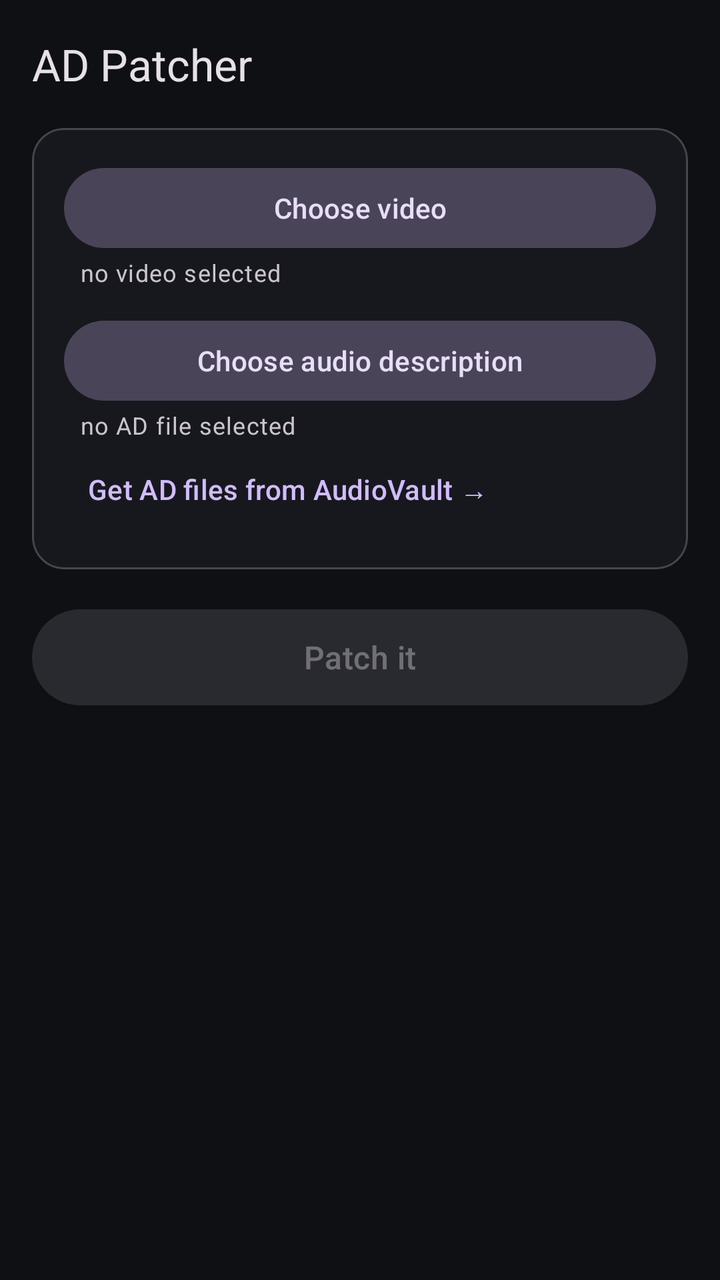
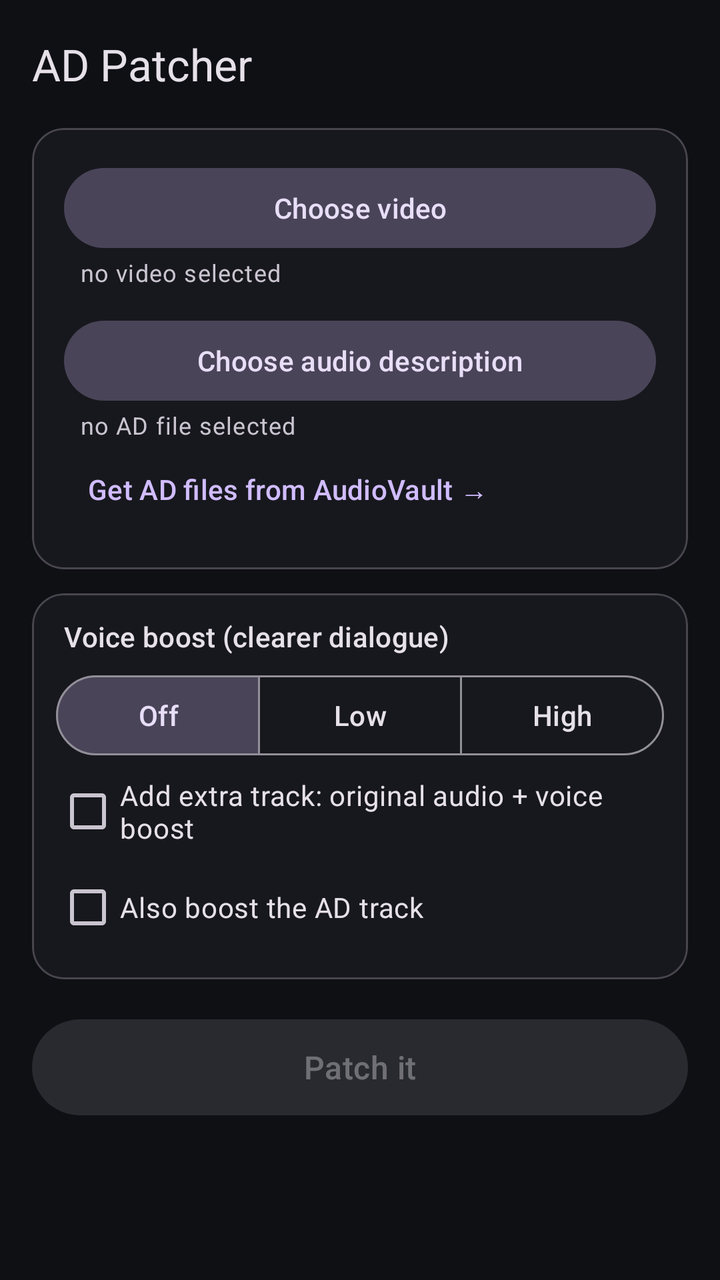

An Android layout rendered at two revisions. The XML below is the earlier revision; the diff shows what the commit changed to produce the second picture.
<!-- AndroidManifest.xml: application theme Theme.ADPatcher -->
<!-- res/layout/activity_main.xml -->
<?xml version="1.0" encoding="utf-8"?>
<LinearLayout xmlns:android="http://schemas.android.com/apk/res/android"
    xmlns:app="http://schemas.android.com/apk/res-auto"
    android:layout_width="match_parent"
    android:layout_height="match_parent"
    android:orientation="vertical"
    android:background="?android:attr/colorBackground">

    <com.google.android.material.appbar.MaterialToolbar
        android:id="@+id/toolbar"
        android:layout_width="match_parent"
        android:layout_height="wrap_content"
        android:background="?android:attr/colorBackground"
        app:title="AD Patcher"
        app:titleTextAppearance="?attr/textAppearanceTitleLarge" />

    <LinearLayout
        android:layout_width="match_parent"
        android:layout_height="match_parent"
        android:orientation="vertical"
        android:paddingStart="16dp"
        android:paddingEnd="16dp"
        android:paddingBottom="16dp">

        <com.google.android.material.card.MaterialCardView
            android:layout_width="match_parent"
            android:layout_height="wrap_content"
            app:cardBackgroundColor="?attr/colorSurface"
            app:cardCornerRadius="16dp"
            app:cardElevation="0dp">

            <LinearLayout
                android:layout_width="match_parent"
                android:layout_height="wrap_content"
                android:orientation="vertical"
                android:padding="16dp">

                <Button
                    android:id="@+id/pickVideo"
                    style="@style/Widget.Material3.Button.TonalButton"
                    android:layout_width="match_parent"
                    android:layout_height="wrap_content"
                    android:contentDescription="Choose the video file"
                    android:text="Choose video" />

                <TextView
                    android:id="@+id/videoName"
                    android:layout_width="match_parent"
                    android:layout_height="wrap_content"
                    android:paddingStart="8dp"
                    android:paddingBottom="12dp"
                    android:textAppearance="?attr/textAppearanceBodySmall"
                    android:textColor="?attr/colorOnSurfaceVariant"
                    android:text="no video selected" />

                <Button
                    android:id="@+id/pickAd"
                    style="@style/Widget.Material3.Button.TonalButton"
                    android:layout_width="match_parent"
                    android:layout_height="wrap_content"
                    android:contentDescription="Choose the audio description file"
                    android:text="Choose audio description" />

                <TextView
                    android:id="@+id/adName"
                    android:layout_width="match_parent"
                    android:layout_height="wrap_content"
                    android:paddingStart="8dp"
                    android:textAppearance="?attr/textAppearanceBodySmall"
                    android:textColor="?attr/colorOnSurfaceVariant"
                    android:text="no AD file selected" />

                <Button
                    android:id="@+id/btnVault"
                    style="@style/Widget.Material3.Button.TextButton"
                    android:layout_width="wrap_content"
                    android:layout_height="wrap_content"
                    android:contentDescription="Open AudioVault to download audio description files"
                    android:text="Get AD files from AudioVault →" />
            </LinearLayout>
        </com.google.android.material.card.MaterialCardView>

        <Button
            android:id="@+id/goButton"
            style="@style/Widget.Material3.Button"
            android:layout_width="match_parent"
            android:layout_height="56dp"
            android:layout_marginTop="16dp"
            android:enabled="false"
            android:textAppearance="?attr/textAppearanceTitleMedium"
            android:text="Patch it" />

        <com.google.android.material.card.MaterialCardView
            android:id="@+id/progressCard"
            android:layout_width="match_parent"
            android:layout_height="wrap_content"
            android:layout_marginTop="16dp"
            android:visibility="gone"
            app:cardBackgroundColor="?attr/colorSurface"
            app:cardCornerRadius="16dp"
            app:cardElevation="0dp">

            <LinearLayout
                android:layout_width="match_parent"
                android:layout_height="wrap_content"
                android:orientation="vertical"
                android:padding="16dp">

                <TextView
                    android:id="@+id/stage"
                    android:layout_width="match_parent"
                    android:layout_height="wrap_content"
                    android:accessibilityLiveRegion="polite"
                    android:textAppearance="?attr/textAppearanceTitleSmall"
                    android:paddingBottom="10dp"
                    android:text="" />

                <com.google.android.material.progressindicator.LinearProgressIndicator
                    android:id="@+id/bar"
                    android:layout_width="match_parent"
                    android:layout_height="wrap_content"
                    android:max="1000"
                    app:trackCornerRadius="4dp"
                    app:trackThickness="8dp" />
            </LinearLayout>
        </com.google.android.material.card.MaterialCardView>

        <ScrollView
            android:id="@+id/logScroll"
            android:layout_width="match_parent"
            android:layout_height="0dp"
            android:layout_weight="1"
            android:layout_marginTop="16dp"
            android:visibility="gone"
            android:background="?attr/colorSurface"
            android:padding="12dp">

            <TextView
                android:id="@+id/log"
                android:layout_width="match_parent"
                android:layout_height="wrap_content"
                android:fontFamily="monospace"
                android:importantForAccessibility="no"
                android:textColor="?attr/colorOnSurfaceVariant"
                android:textSize="11sp" />
        </ScrollView>
    </LinearLayout>
</LinearLayout>
<!-- resources referenced by this layout -->
<resources>
  <style name="Theme.ADPatcher" parent="Theme.Material3.Dark.NoActionBar">
          <item name="android:colorBackground">@color/adp_background</item>
          <item name="colorSurface">@color/adp_surface</item>
          <item name="colorSurfaceContainer">@color/adp_surface_high</item>
          <item name="android:statusBarColor">@color/adp_background</item>
          <item name="android:navigationBarColor">@color/adp_background</item>
          <item name="android:windowLightStatusBar">false</item>
      </style>
  <color name="adp_background">#0F1014</color>
  <color name="adp_surface">#17181D</color>
  <color name="adp_surface_high">#1E2027</color>
</resources>

<!-- the commit's change to res/layout/activity_main.xml (unified diff, before → after) -->
@@ -80,6 +80,80 @@
             </LinearLayout>
         </com.google.android.material.card.MaterialCardView>
 
+        <com.google.android.material.card.MaterialCardView
+            android:layout_width="match_parent"
+            android:layout_height="wrap_content"
+            android:layout_marginTop="12dp"
+            app:cardBackgroundColor="?attr/colorSurface"
+            app:cardCornerRadius="16dp"
+            app:cardElevation="0dp">
+
+            <LinearLayout
+                android:layout_width="match_parent"
+                android:layout_height="wrap_content"
+                android:orientation="vertical"
+                android:padding="12dp">
+
+                <TextView
+                    android:id="@+id/vbLabel"
+                    android:layout_width="match_parent"
+                    android:layout_height="wrap_content"
+                    android:paddingStart="4dp"
+                    android:paddingBottom="6dp"
+                    android:textAppearance="?attr/textAppearanceTitleSmall"
+                    android:text="Voice boost (clearer dialogue)" />
+
+                <com.google.android.material.button.MaterialButtonToggleGroup
+                    android:id="@+id/vbLevel"
+                    android:layout_width="match_parent"
+                    android:layout_height="wrap_content"
+                    android:contentDescription="Voice boost strength"
+                    app:checkedButton="@+id/vbOff"
+                    app:selectionRequired="true"
+                    app:singleSelection="true">
+
+                    <Button
+                        android:id="@+id/vbOff"
+                        style="@style/Widget.Material3.Button.OutlinedButton"
+                        android:layout_width="0dp"
+                        android:layout_height="wrap_content"
+                        android:layout_weight="1"
+                        android:contentDescription="Voice boost off"
+                        android:text="Off" />
+
+                    <Button
+                        android:id="@+id/vbLow"
+                        style="@style/Widget.Material3.Button.OutlinedButton"
+                        android:layout_width="0dp"
+                        android:layout_height="wrap_content"
+                        android:layout_weight="1"
+                        android:contentDescription="Voice boost low"
+                        android:text="Low" />
+
+                    <Button
+                        android:id="@+id/vbHigh"
+                        style="@style/Widget.Material3.Button.OutlinedButton"
+                        android:layout_width="0dp"
+                        android:layout_height="wrap_content"
+                        android:layout_weight="1"
+                        android:contentDescription="Voice boost high"
+                        android:text="High" />
+                </com.google.android.material.button.MaterialButtonToggleGroup>
+
+                <com.google.android.material.checkbox.MaterialCheckBox
+                    android:id="@+id/vbTrack"
+                    android:layout_width="match_parent"
+                    android:layout_height="wrap_content"
+                    android:text="Add extra track: original audio + voice boost" />
+
+                <com.google.android.material.checkbox.MaterialCheckBox
+                    android:id="@+id/vbAd"
+                    android:layout_width="match_parent"
+                    android:layout_height="wrap_content"
+                    android:text="Also boost the AD track" />
+            </LinearLayout>
+        </com.google.android.material.card.MaterialCardView>
+
         <Button
             android:id="@+id/goButton"
             style="@style/Widget.Material3.Button"
